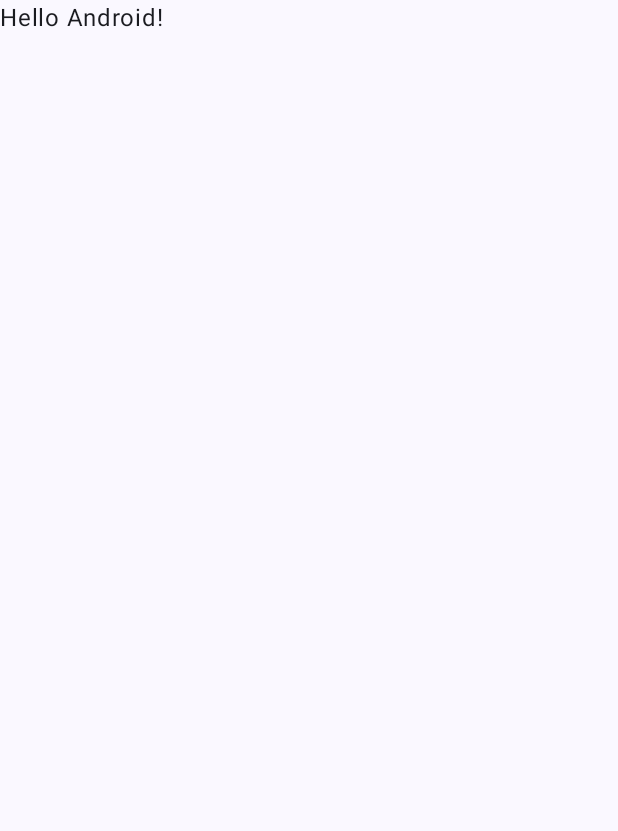
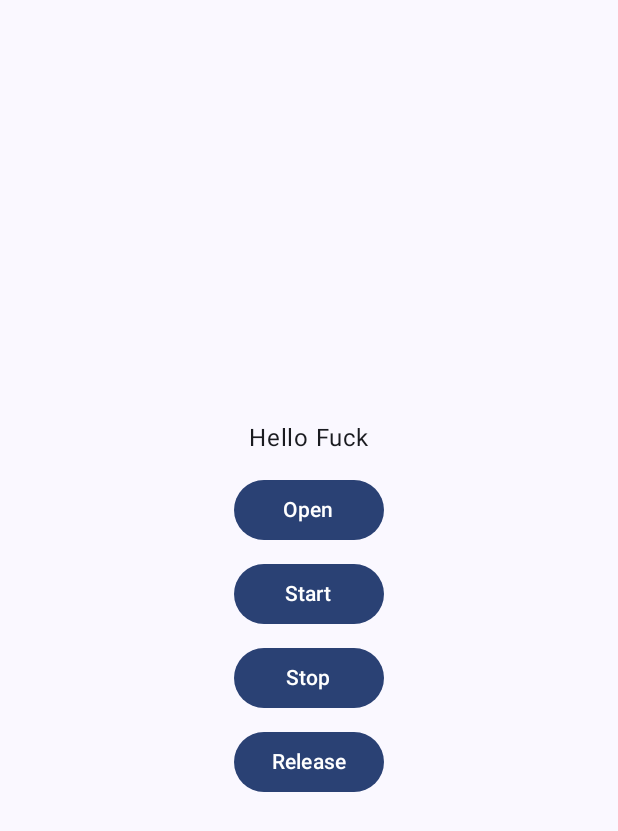
Before and after one commit to liujinlong123/AudioTest, an Android app built with Jetpack Compose: the screen it shows after launch (MainActivity), on a phone screen of 412 x 824 dp. Before the commit the part shown is almost empty. Shown: the top 831 px of the screen. Run offline under Robolectric (Android 15) with nearby library versions, the phone set to English and light mode, and no system bars.

Commit message:
feat: 添加录音功能

```diff
--- a/app/src/main/AndroidManifest.xml
+++ b/app/src/main/AndroidManifest.xml
@@ -1,6 +1,8 @@
 <?xml version="1.0" encoding="utf-8"?>
 <manifest xmlns:android="http://schemas.android.com/apk/res/android"
     xmlns:tools="http://schemas.android.com/tools">
+
+    <uses-permission android:name="android.permission.RECORD_AUDIO" />
 
     <application
         android:allowBackup="true"
--- a/app/src/main/java/com/mk/audiotest/MainActivity.kt
+++ b/app/src/main/java/com/mk/audiotest/MainActivity.kt
@@ -1,46 +1,137 @@
 package com.mk.audiotest
 
+import android.Manifest
+import android.annotation.SuppressLint
+import android.content.pm.PackageManager
+import android.media.AudioFormat
+import android.media.AudioRecord
+import android.media.MediaRecorder
 import android.os.Bundle
+import android.widget.Toast
 import androidx.activity.ComponentActivity
 import androidx.activity.compose.setContent
+import androidx.activity.result.contract.ActivityResultContracts
+import androidx.compose.foundation.layout.Arrangement
+import androidx.compose.foundation.layout.Column
+import androidx.compose.foundation.layout.Spacer
 import androidx.compose.foundation.layout.fillMaxSize
+import androidx.compose.foundation.layout.size
+import androidx.compose.material3.Button
 import androidx.compose.material3.MaterialTheme
 import androidx.compose.material3.Surface
 import androidx.compose.material3.Text
 import androidx.compose.runtime.Composable
+import androidx.compose.ui.Alignment
 import androidx.compose.ui.Modifier
+import androidx.compose.ui.text.font.FontWeight
 import androidx.compose.ui.tooling.preview.Preview
+import androidx.compose.ui.unit.dp
+import androidx.core.app.ActivityCompat
+import androidx.core.content.ContextCompat
 import com.mk.audiotest.ui.theme.AudioTestTheme
 
+@SuppressLint("MissingPermission")
 class MainActivity : ComponentActivity() {
+
+    private val audioRecord: AudioRecord? by lazy {
+        val bufferSize = AudioRecord.getMinBufferSize(
+            44100,
+            AudioFormat.CHANNEL_IN_STEREO,
+            AudioFormat.ENCODING_PCM_16BIT
+        )
+
+        if (ActivityCompat.checkSelfPermission(
+                this,
+                Manifest.permission.RECORD_AUDIO
+            ) == PackageManager.PERMISSION_GRANTED
+        ) {
+            AudioRecord(
+                MediaRecorder.AudioSource.MIC,
+                44100,
+                AudioFormat.CHANNEL_IN_STEREO,
+                AudioFormat.ENCODING_PCM_16BIT,
+                bufferSize
+            )
+        } else null
+    }
+
     override fun onCreate(savedInstanceState: Bundle?) {
         super.onCreate(savedInstanceState)
         setContent {
             AudioTestTheme {
-                // A surface container using the 'background' color from the theme
                 Surface(
                     modifier = Modifier.fillMaxSize(),
                     color = MaterialTheme.colorScheme.background
                 ) {
-                    Greeting("Android")
-                }
-            }
+                    AudioRecordButton()
                 }
             }
         }
 
+        val requestPermissionLauncher =
+            registerForActivityResult(
+                ActivityResultContracts.RequestPermission()
+            ) { isGranted: Boolean ->
+                if (isGranted) {
+                    Toast.makeText(this, "权限申请通过了", Toast.LENGTH_SHORT).show()
+                } else {
+                    Toast.makeText(this, "Permission Denny", Toast.LENGTH_SHORT).show()
+                    finish()
+                }
+            }
+
+        if (ContextCompat.checkSelfPermission(
+                this,
+                Manifest.permission.RECORD_AUDIO
+            ) != PackageManager.PERMISSION_GRANTED
+        ) {
+            requestPermissionLauncher.launch(
+                Manifest.permission.RECORD_AUDIO
+            )
+        }
+    }
+
     @Composable
-fun Greeting(name: String, modifier: Modifier = Modifier) {
-    Text(
-        text = "Hello $name!",
-        modifier = modifier
-    )
+    fun AudioRecordButton() {
+        Column(
+            horizontalAlignment = Alignment.CenterHorizontally,
+            verticalArrangement = Arrangement.Center
+        ) {
+            Text(text = "Hello Fuck")
+            Spacer(Modifier.size(16.dp))
+            Button(onClick = {
+                audioRecord
+            }, modifier = Modifier.size(width = 100.dp, height = 40.dp)) {
+                Text(text = "Open", fontWeight = FontWeight.W500)
+            }
+            Spacer(Modifier.size(16.dp))
+            Button(onClick = {
+                audioRecord?.startRecording()
+            }, modifier = Modifier.size(width = 100.dp, height = 40.dp)) {
+                Text(text = "Start", fontWeight = FontWeight.W500)
+            }
+            Spacer(Modifier.size(16.dp))
+            Button(onClick = {
+                audioRecord?.stop()
+            }, modifier = Modifier.size(width = 100.dp, height = 40.dp)) {
+                Text(text = "Stop", fontWeight = FontWeight.W500)
+            }
+            Spacer(Modifier.size(16.dp))
+            Button(onClick = {
+                audioRecord?.stop()
+                audioRecord?.release()
+            }, modifier = Modifier.size(width = 100.dp, height = 40.dp)) {
+                Text(text = "Release", fontWeight = FontWeight.W500)
+            }
+            Spacer(Modifier.size(16.dp))
+        }
     }
 
     @Preview(showBackground = true)
     @Composable
     fun GreetingPreview() {
         AudioTestTheme {
-        Greeting("Android")
+            AudioRecordButton()
         }
     }
+}
--- a/gradle/libs.versions.toml
+++ b/gradle/libs.versions.toml
@@ -1,5 +1,5 @@
 [versions]
-agp = "8.2.0-alpha16"
+agp = "8.3.0-alpha03"
 kotlin = "1.8.10"
 core-ktx = "1.10.1"
 junit = "4.13.2"
```
Also changed, not shown: gradle/wrapper/gradle-wrapper.properties. Lines whose indentation alone changed are shown as unchanged.
